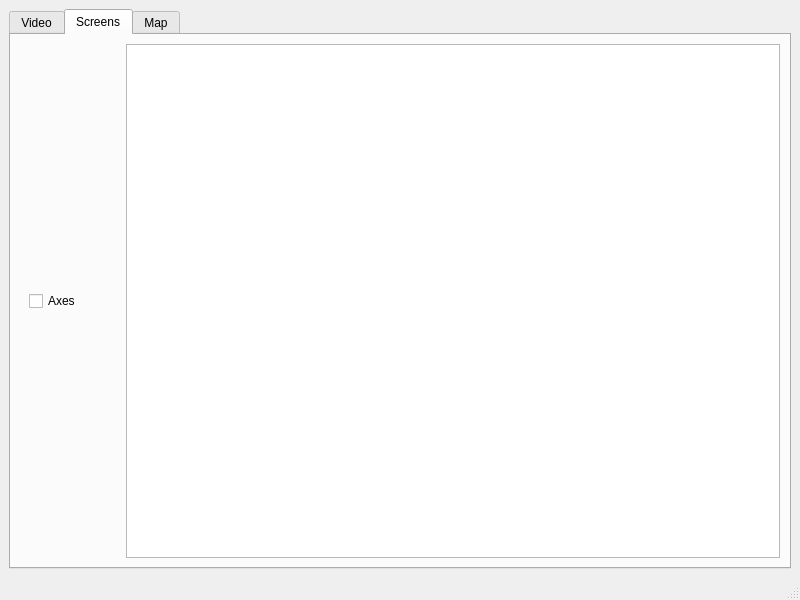
Old version of the form calcwindow.ui in the repository robocenter-rov/remote-control.
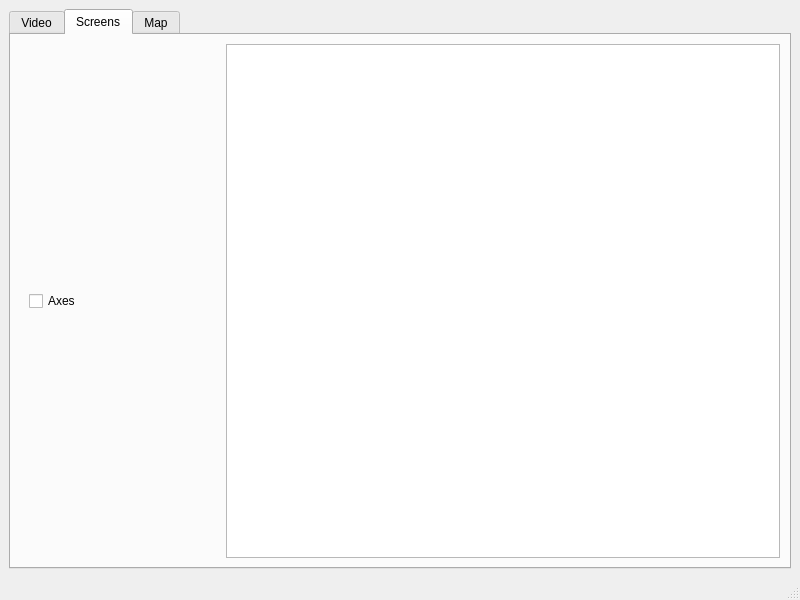
New version of the form.

Commit message: Change width of left panel on calcwindow of tab 'screens'

```diff
--- a/calcwindow.ui
+++ b/calcwindow.ui
@@ -52,13 +52,13 @@
          <widget class="QWidget" name="toolsWidget" native="true">
           <property name="minimumSize">
            <size>
-            <width>100</width>
+            <width>200</width>
             <height>0</height>
            </size>
           </property>
           <property name="maximumSize">
            <size>
-            <width>100</width>
+            <width>200</width>
             <height>16777215</height>
            </size>
           </property>
```
